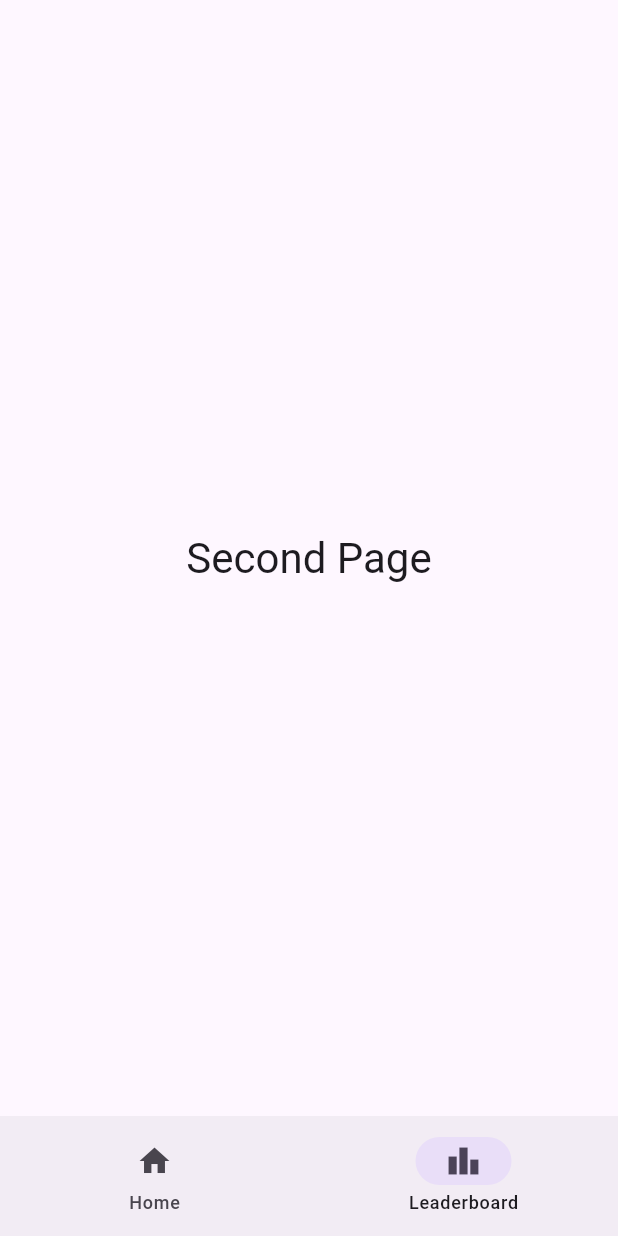
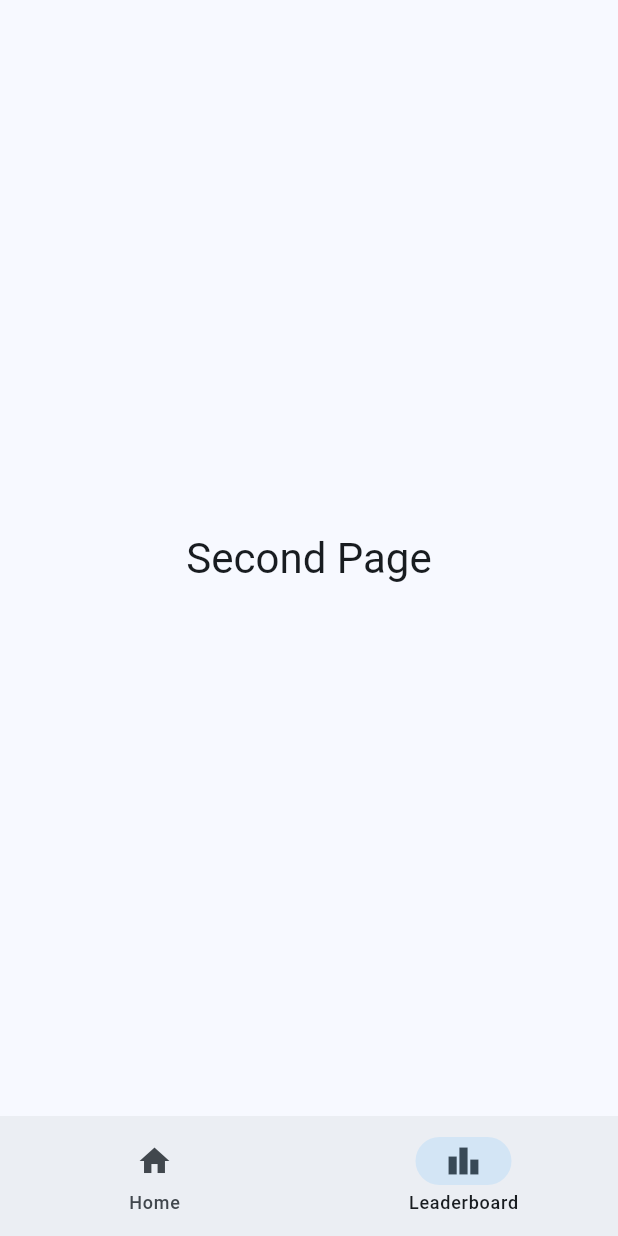
Before and after one commit to Maltesius/sHCI-app, a Flutter app: the screen it shows after launch, item 2 of the bottom bar chosen, on a phone screen of 412 x 824 dp. Run offline on Flutter 3.47's test engine with Material 3 defaults, Android fonts, the light colour scheme and no system bars.

```diff
--- a/lib/main.dart
+++ b/lib/main.dart
@@ -17,22 +17,7 @@ class MyApp extends StatelessWidget {
     return MaterialApp(
       title: 'Monster Ranker',
       theme: ThemeData(
-        // This is the theme of your application.
-        //
-        // TRY THIS: Try running your application with "flutter run". You'll see
-        // the application has a purple toolbar. Then, without quitting the app,
-        // try changing the seedColor in the colorScheme below to Colors.green
-        // and then invoke "hot reload" (save your changes or press the "hot
-        // reload" button in a Flutter-supported IDE, or press "r" if you used
-        // the command line to start the app).
-        //
-        // Notice that the counter didn't reset back to zero; the application
-        // state is not lost during the reload. To reset the state, use hot
-        // restart instead.
-        //
-        // This works for code too, not just values: Most code changes can be
-        // tested with just a hot reload.
-        colorScheme: ColorScheme.fromSeed(seedColor: Colors.deepPurple),
+        colorScheme: ColorScheme.fromSeed(seedColor: Colors.lightBlue),
         useMaterial3: true,
       ),
       home: const MyHomePage(title: 'Monster Ranker'),
```
Also changed, not shown: assets/drinkImages/hvid.png (added), assets/drinkImages/mangoloco.png (added), assets/drinkImages/pacificpunch.png (added), assets/drinkImages/zero.png (added), 5 other files.
